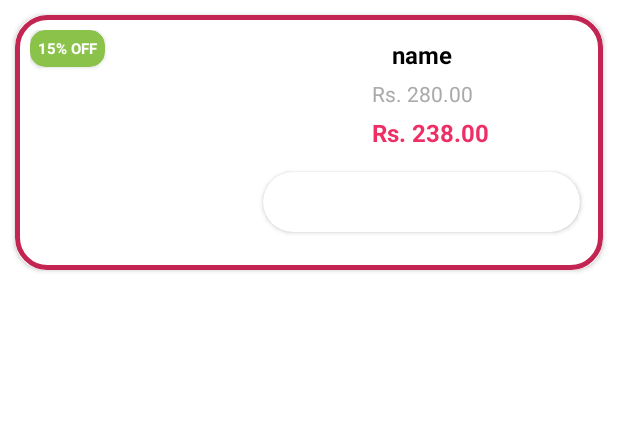
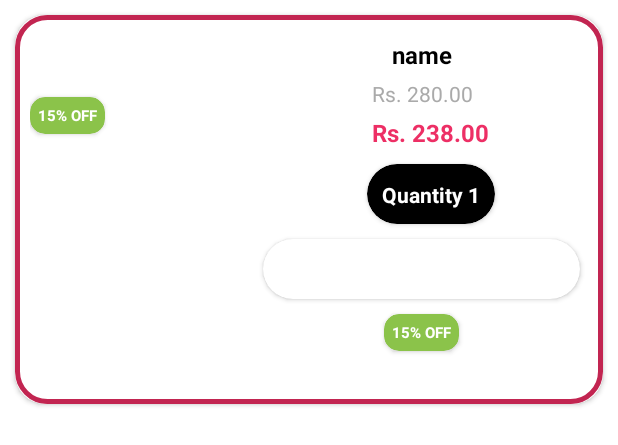
Before and after one commit to aatmikarm/MedOnWay, an Android app: the layout orders_rv_product.xml on its own in the app's theme, with its tools: preview values and no code run, on a phone screen of 412 x 824 dp. Shown: the top 445 px of the screen. Run offline under Robolectric (Android 15) with nearby library versions, the phone set to English and light mode, and no system bars.

```diff
--- a/app/src/main/java/com/example/tandonmedical/cart.java
+++ b/app/src/main/java/com/example/tandonmedical/cart.java
@@ -110,6 +110,7 @@ public class cart extends AppCompatActivity implements cartProductInterface {
                         productModelList.setProductOrderId((String) document.get("productOrderId"));
                         productModelList.setSeller((String) document.get("seller"));
                         productModelList.setSellerId((String) document.get("sellerId"));
+                        productModelList.setProductQuantity((String) document.get("productQuantity"));
                         productModelList.setDescription((String) document.get("description"));
                         productModelLists.add(productModelList);
                         totalAmount = totalAmount + Float.parseFloat((String) document.get("price"));
@@ -127,7 +128,7 @@ public class cart extends AppCompatActivity implements cartProductInterface {
                 .document(productModelLists.get(position).getProductOrderId().toString()).delete().addOnSuccessListener(new OnSuccessListener<Void>() {
             @Override
             public void onSuccess(Void unused) {
-                Toast.makeText(cart.this, productModelLists.get(position).getName().toString() + " Removed from The Cart", Toast.LENGTH_SHORT).show();
+                Toast.makeText(cart.this, " Removed from The Cart", Toast.LENGTH_SHORT).show();
             }
         });
     }
--- a/app/src/main/java/com/example/tandonmedical/orders.java
+++ b/app/src/main/java/com/example/tandonmedical/orders.java
@@ -96,6 +96,8 @@ public class orders extends AppCompatActivity implements ordersProductInterface
                         productModelList.setCategory((String) document.get("category"));
                         productModelList.setProductId((String) document.get("productId"));
                         productModelList.setProductOrderId((String) document.get("productOrderId"));
+                        productModelList.setProductQuantity((String) document.get("productQuantity"));
+                        productModelList.setProductOrderPlacedTime((String) document.get("productOrderPlacedTime"));
                         productModelList.setDescription((String) document.get("description"));
                         productModelList.setStatus((String) document.get("status"));
                         productModelLists.add(productModelList);
@@ -124,6 +126,8 @@ public class orders extends AppCompatActivity implements ordersProductInterface
                         productModelList.setCategory((String) document.get("category"));
                         productModelList.setProductId((String) document.get("productId"));
                         productModelList.setProductOrderId((String) document.get("productOrderId"));
+                        productModelList.setProductQuantity((String) document.get("productQuantity"));
+                        productModelList.setProductOrderPlacedTime((String) document.get("productOrderPlacedTime"));
                         productModelList.setDescription((String) document.get("description"));
                         productModelList.setStatus((String) document.get("status"));
                         productModelLists.add(productModelList);
--- a/app/src/main/java/com/example/tandonmedical/productAdapter.java
+++ b/app/src/main/java/com/example/tandonmedical/productAdapter.java
@@ -87,10 +87,7 @@ public class productAdapter extends RecyclerView.Adapter<productAdapter.ItemView
     public class ItemViewHolder extends RecyclerView.ViewHolder {
 
         ImageView productImage;
-        TextView productName;
-        TextView productPrice;
-        TextView productMrp;
-        TextView productDiscount;
+        TextView productName,productPrice,productMrp,productDiscount;
         ConstraintLayout productContainer;
 
         ItemViewHolder(View itemView) {
--- a/app/src/main/res/layout/orders_rv_product.xml
+++ b/app/src/main/res/layout/orders_rv_product.xml
@@ -97,7 +97,62 @@
             app:layout_constraintTop_toBottomOf="@+id/orders_product_mrp" />
 
 
+        <androidx.cardview.widget.CardView
+            android:id="@+id/order_date_time_cv"
+            android:layout_width="wrap_content"
+            android:layout_height="wrap_content"
+            app:cardBackgroundColor="#8BC34A"
+            android:layout_margin="10dp"
+            app:cardCornerRadius="10dp"
+            app:layout_constraintEnd_toEndOf="@+id/order_status_cv"
+            app:layout_constraintStart_toStartOf="@+id/order_status_cv"
+            app:layout_constraintTop_toBottomOf="@+id/order_status_cv">
 
+            <TextView
+                android:id="@+id/order_date_time_tv"
+                android:layout_width="match_parent"
+                android:layout_height="match_parent"
+                android:layout_margin="5dp"
+                android:gravity="center"
+                android:text="15% OFF"
+                android:textColor="@color/white"
+                android:textSize="10sp"
+                android:textStyle="bold" />
+
+
+        </androidx.cardview.widget.CardView>
+
+        <androidx.cardview.widget.CardView
+            android:id="@+id/order_quantity_cv"
+            android:layout_width="wrap_content"
+            android:layout_height="40dp"
+            android:layout_margin="10dp"
+            android:backgroundTint="@color/black"
+            app:cardCornerRadius="20dp"
+            app:layout_constraintBottom_toTopOf="@+id/order_status_cv"
+            app:layout_constraintEnd_toEndOf="@+id/orders_product_discounted_price"
+            app:layout_constraintStart_toStartOf="@+id/orders_product_discounted_price"
+            app:layout_constraintTop_toBottomOf="@+id/orders_product_discounted_price">
+
+            <androidx.constraintlayout.widget.ConstraintLayout
+                android:layout_width="match_parent"
+                android:layout_height="match_parent">
+
+                <TextView
+                    android:id="@+id/order_quantity_tv"
+                    android:layout_width="wrap_content"
+                    android:layout_height="wrap_content"
+                    android:text="Quantity 1"
+                    android:layout_margin="10dp"
+                    android:textColor="@color/white"
+                    android:textStyle="bold"
+                    app:layout_constraintBottom_toBottomOf="parent"
+                    app:layout_constraintEnd_toEndOf="parent"
+                    app:layout_constraintStart_toStartOf="parent"
+                    app:layout_constraintTop_toTopOf="parent" />
+
+            </androidx.constraintlayout.widget.ConstraintLayout>
+        </androidx.cardview.widget.CardView>
 
         <androidx.cardview.widget.CardView
             android:id="@+id/order_status_cv"
```
Also changed, not shown: app/src/main/java/com/example/tandonmedical/cartProductAdapter.java (+9 -1 lines), app/src/main/java/com/example/tandonmedical/ordersProductAdapter.java (+19 -9 lines), app/src/main/java/com/example/tandonmedical/payment.java (+5 -8 lines), app/src/main/java/com/example/tandonmedical/productDetails.java (+4 -103 lines), app/src/main/java/com/example/tandonmedical/productModelList.java (+18 -0 lines).
